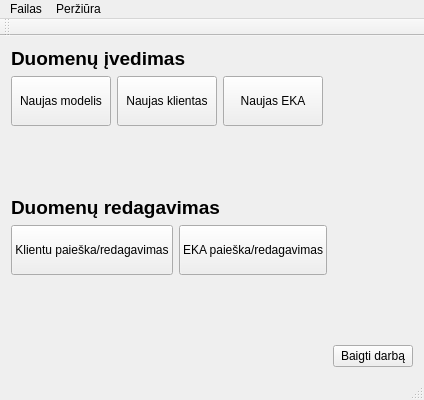
The window that duombaze/mainwindow.ui (Tautvydas2019/Diplomas) describes before a commit, drawn with Qt 5.
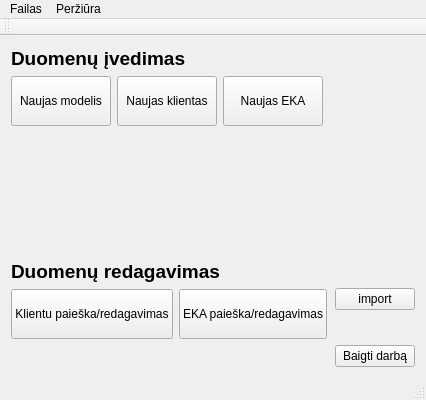
The same window after the commit.

Commit message: added qdbf library, created a window for dbf import

```diff
--- a/duombaze/mainwindow.ui
+++ b/duombaze/mainwindow.ui
@@ -6,7 +6,7 @@
    <rect>
     <x>0</x>
     <y>0</y>
-    <width>424</width>
+    <width>426</width>
     <height>400</height>
    </rect>
   </property>
@@ -138,6 +138,13 @@
       </item>
      </layout>
     </item>
+    <item row="1" column="1">
+     <widget class="QPushButton" name="pushButton">
+      <property name="text">
+       <string>import</string>
+      </property>
+     </widget>
+    </item>
    </layout>
   </widget>
   <widget class="QMenuBar" name="menuBar">
@@ -145,7 +152,7 @@
     <rect>
      <x>0</x>
      <y>0</y>
-     <width>424</width>
+     <width>426</width>
      <height>21</height>
     </rect>
    </property>
```
The commit also changes 20 other files.
